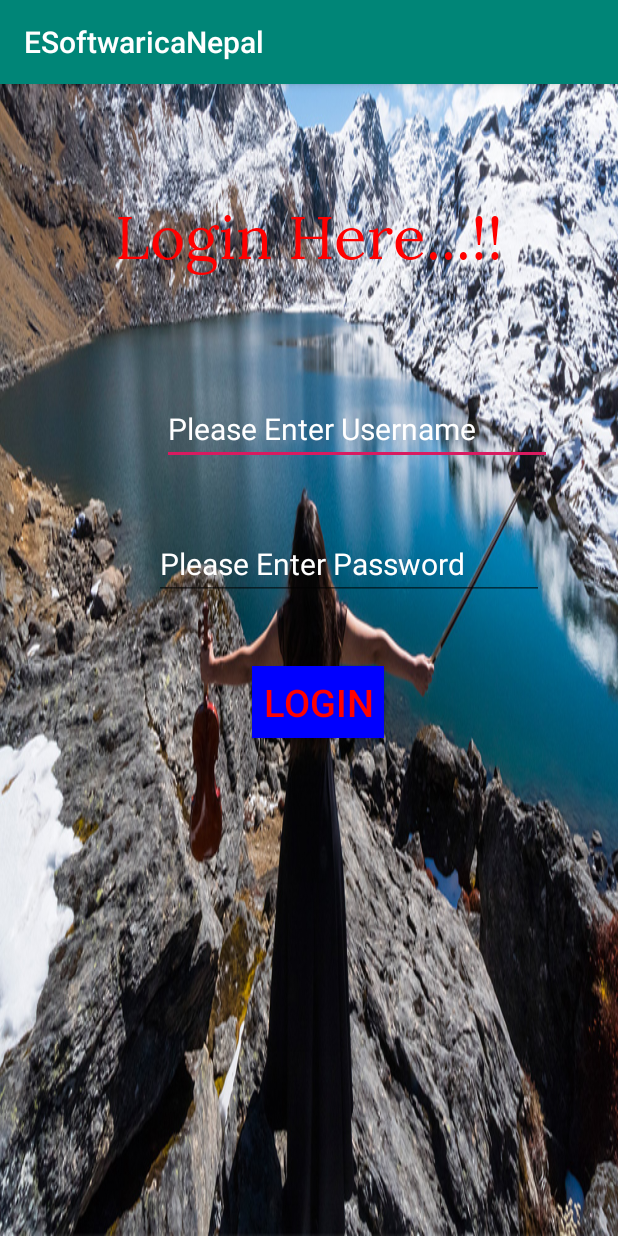
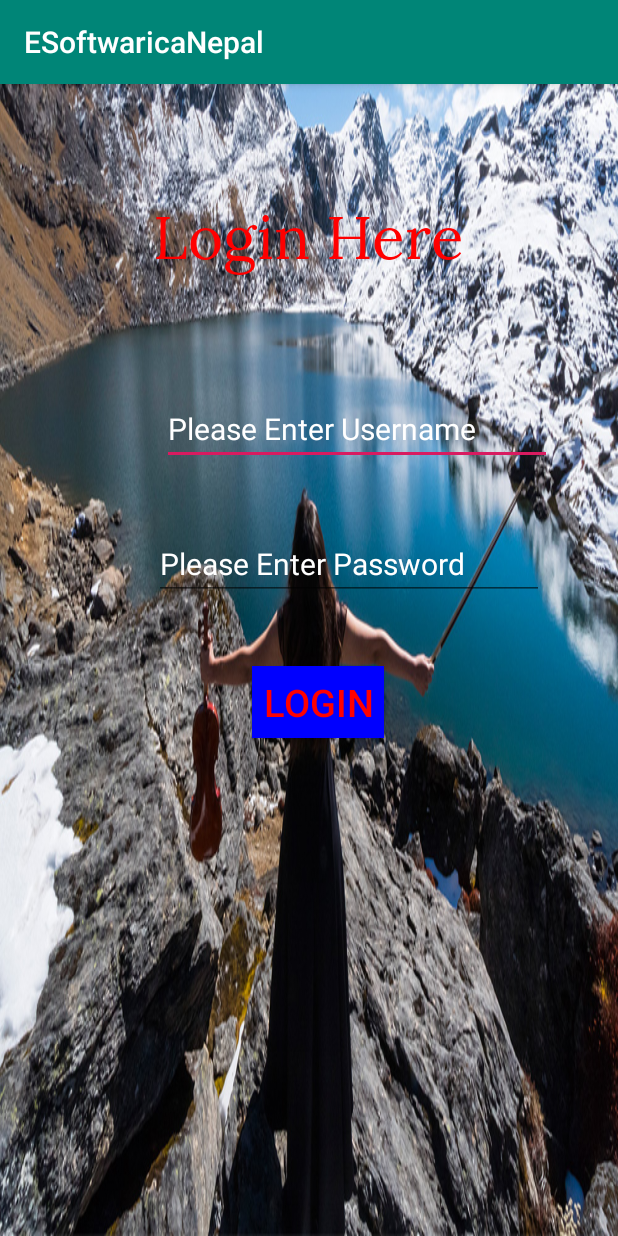
Before and after one commit to DarpanN/ESoftwaricaDarpan, an Android app: the screen it shows after launch (MainActivity), on a phone screen of 412 x 824 dp. Run offline under Robolectric (Android 15) with nearby library versions, the phone set to English and light mode, and no system bars.

```diff
--- a/app/src/main/java/com/appsdarpan/esoftwarica/controller/controller.java
+++ b/app/src/main/java/com/appsdarpan/esoftwarica/controller/controller.java
@@ -12,3 +12,4 @@ public class controller {
         }
     }
 }
+//Darpan
--- a/app/src/main/res/layout/activity_main.xml
+++ b/app/src/main/res/layout/activity_main.xml
@@ -15,9 +15,9 @@
         android:layout_marginTop="72dp"
         android:layout_marginBottom="30dp"
         android:fontFamily="@font/lora"
-        android:text="Login Here...!!"
+        android:text="Login Here"
         android:textColor="#ff00"
-        android:textSize="40dp" />
+        android:textSize="40sp" />
 
     <LinearLayout
         android:layout_width="match_parent"
@@ -38,7 +38,7 @@
             android:id="@+id/LGname"
             android:layout_width="260dp"
             android:layout_height="46dp"
-            android:textSize="20dp"
+            android:textSize="20sp"
             android:inputType="text"
             android:hint="Please Enter Username"
             android:textColorHint="#FFFFFF" />
@@ -70,7 +70,7 @@
             android:id="@+id/LGpassword"
             android:layout_width="260dp"
             android:layout_height="46dp"
-            android:textSize="20dp"
+            android:textSize="20sp"
             android:layout_marginRight="10dp"
             android:inputType="textPassword"
             android:hint="Please Enter Password"
@@ -97,5 +97,5 @@
         android:text="Login"
         android:background="#0000ff"
         android:textColor="#ff00"
-        android:textSize="25dp" />
+        android:textSize="25sp" />
 </LinearLayout>
--- a/app/src/main/res/layout/fragment_home.xml
+++ b/app/src/main/res/layout/fragment_home.xml
@@ -10,11 +10,11 @@
         android:layout_height="wrap_content"
         android:background="#FFFF00"
         android:fontFamily="monospace"
-        android:text="Detail-Students"
+        android:text="Student-Details"
         android:textAlignment="center"
         android:textColorHighlight="@color/cardview_light_background"
         android:textFontWeight="100"
-        android:textSize="45dp"
+        android:textSize="45sp"
         app:layout_constraintStart_toStartOf="parent"
         app:layout_constraintTop_toTopOf="parent" />
 
```
Also changed, not shown: app/src/main/res/layout/fragment_adduser.xml (+5 -5 lines).
